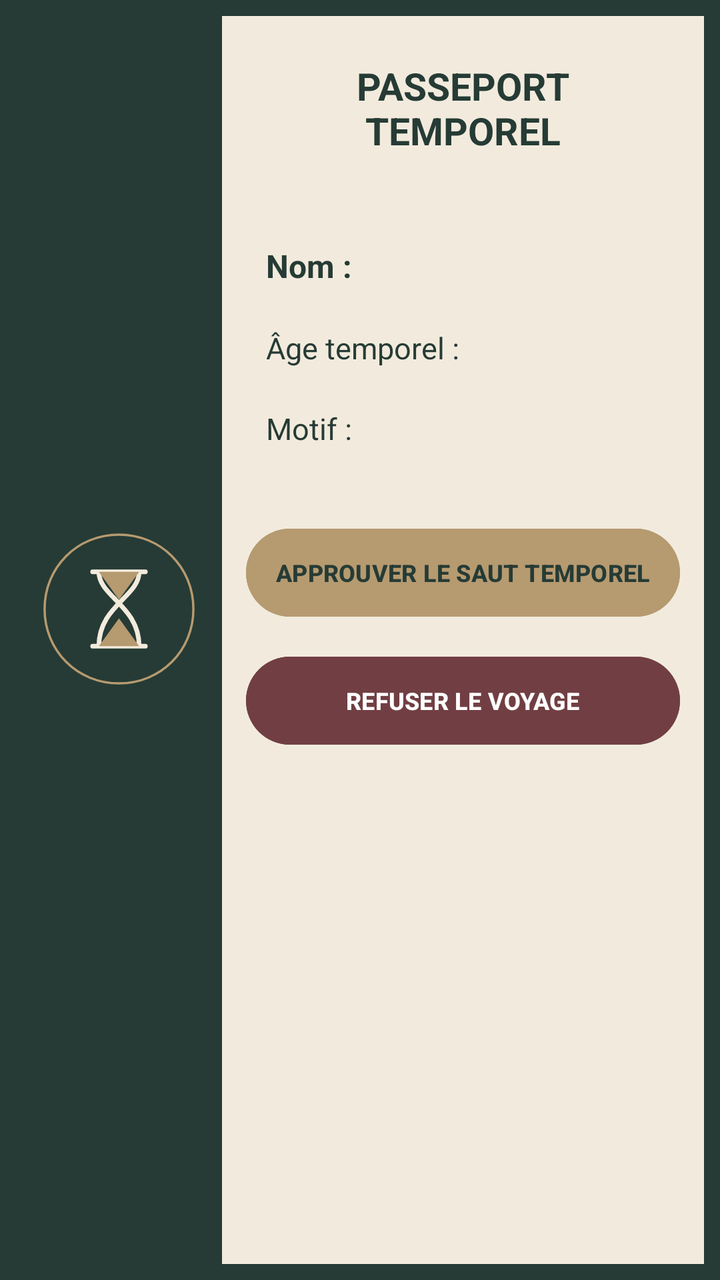
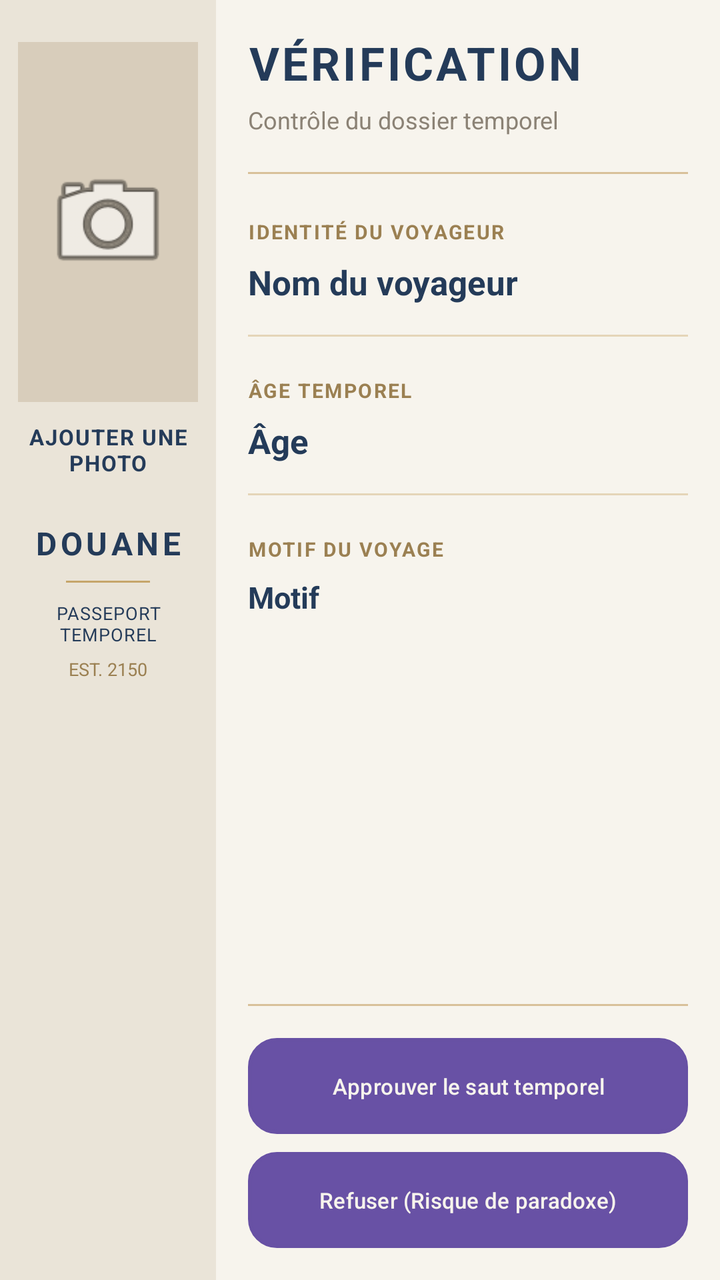

Compare the two renders of this Android layout. The source of the first and the diff that turns it into the second are given below.
<!-- AndroidManifest.xml: application theme Theme.DouaneTemporelle -->
<!-- res/layout/activity_verification.xml -->
<?xml version="1.0" encoding="utf-8"?>
<LinearLayout xmlns:android="http://schemas.android.com/apk/res/android"
    android:layout_width="match_parent"
    android:layout_height="match_parent"
    android:orientation="horizontal"
    android:background="#263B35"
    android:padding="8dp">

    
    <ImageView
        android:id="@+id/img_passeport_hs"
        android:layout_width="0dp"
        android:layout_height="match_parent"
        android:layout_weight="0.3"
        android:src="@drawable/ic_temporal_seal_hs"
        android:scaleType="fitCenter"
        android:background="#263B35"
        android:padding="5dp"
        android:contentDescription="Symbole du passeport temporel" />

    
    <RelativeLayout
        android:layout_width="0dp"
        android:layout_height="match_parent"
        android:layout_weight="0.7"
        android:padding="12dp"
        android:background="#F2EBDD">

        
        <TextView
            android:id="@+id/tv_titre_verification_hs"
            android:layout_width="match_parent"
            android:layout_height="wrap_content"
            android:text="PASSEPORT\nTEMPOREL"
            android:textColor="#263B35"
            android:textSize="19sp"
            android:textStyle="bold"
            android:gravity="center"
            android:padding="10dp" />

        
        <TextView
            android:id="@+id/tv_nom_verification_hs"
            android:layout_width="match_parent"
            android:layout_height="wrap_content"
            android:layout_below="@id/tv_titre_verification_hs"
            android:layout_marginTop="24dp"
            android:text="Nom :"
            android:textColor="#263B35"
            android:textSize="16sp"
            android:textStyle="bold"
            android:padding="10dp" />

        
        <TextView
            android:id="@+id/tv_age_verification_hs"
            android:layout_width="match_parent"
            android:layout_height="wrap_content"
            android:layout_below="@id/tv_nom_verification_hs"
            android:text="Âge temporel :"
            android:textColor="#263B35"
            android:textSize="15sp"
            android:padding="10dp" />

        
        <TextView
            android:id="@+id/tv_motif_verification_hs"
            android:layout_width="match_parent"
            android:layout_height="wrap_content"
            android:layout_below="@id/tv_age_verification_hs"
            android:text="Motif :"
            android:textColor="#263B35"
            android:textSize="15sp"
            android:padding="10dp" />

        
        <Button
            android:id="@+id/btn_approuver_hs"
            android:layout_width="match_parent"
            android:layout_height="wrap_content"
            android:layout_below="@id/tv_motif_verification_hs"
            android:layout_marginTop="26dp"
            android:text="APPROUVER LE SAUT TEMPOREL"
            android:textColor="#263B35"
            android:textSize="12sp"
            android:textStyle="bold"
            android:backgroundTint="#B69A70"
            android:minHeight="52dp"
            android:padding="8dp" />

        
        <Button
            android:id="@+id/btn_refuser_hs"
            android:layout_width="match_parent"
            android:layout_height="wrap_content"
            android:layout_below="@id/btn_approuver_hs"
            android:layout_marginTop="12dp"
            android:text="REFUSER LE VOYAGE"
            android:textColor="#FFFFFF"
            android:textSize="12sp"
            android:textStyle="bold"
            android:backgroundTint="#713F43"
            android:minHeight="52dp"
            android:padding="8dp" />

    </RelativeLayout>

</LinearLayout>
<!-- resources referenced by this layout -->
<resources>
  <!-- drawable ic_temporal_seal_hs (drawable) -->
  <vector xmlns:android="http://schemas.android.com/apk/res/android"
      android:width="120dp"
      android:height="160dp"
      android:viewportWidth="120"
      android:viewportHeight="160">
  
      <path
          android:fillColor="#263B35"
          android:pathData="M60,4 C91,4 116,29 116,60 C116,91 91,116 60,116 C29,116 4,91 4,60 C4,29 29,4 60,4 Z" />
  
      <path
          android:strokeColor="#B69A70"
          android:strokeWidth="1.5"
          android:fillColor="#00000000"
          android:pathData="M60,12 C87,12 108,33 108,60 C108,87 87,108 60,108 C33,108 12,87 12,60 C12,33 33,12 60,12 Z" />
  
      <path
          android:strokeColor="#F2EBDD"
          android:strokeWidth="3"
          android:strokeLineCap="round"
          android:strokeLineJoin="round"
          android:fillColor="#00000000"
          android:pathData="M43,36 L77,36 M43,84 L77,84 M47,36 C47,52 73,58 73,84 M73,36 C73,52 47,58 47,84" />
  
      <path
          android:fillColor="#B69A70"
          android:pathData="M47,36 L73,36 L60,54 Z M47,84 L73,84 L60,66 Z" />
  
  </vector>
  <style name="Theme.DouaneTemporelle" parent="Base.Theme.DouaneTemporelle" />
  <style name="Base.Theme.DouaneTemporelle" parent="Theme.Material3.DayNight.NoActionBar">
          
          
      </style>
</resources>

<!-- the commit's change to res/layout/activity_verification.xml (unified diff, before → after) -->
@@ -3,105 +3,247 @@
     android:layout_width="match_parent"
     android:layout_height="match_parent"
     android:orientation="horizontal"
-    android:background="#263B35"
-    android:padding="8dp">
+    android:weightSum="1"
+    android:background="#F3F0E8">
 
     
-    <ImageView
-        android:id="@+id/img_passeport_hs"
+    <LinearLayout
         android:layout_width="0dp"
         android:layout_height="match_parent"
         android:layout_weight="0.3"
-        android:src="@drawable/ic_temporal_seal_hs"
-        android:scaleType="fitCenter"
-        android:background="#263B35"
-        android:padding="5dp"
-        android:contentDescription="Symbole du passeport temporel" />
+        android:orientation="vertical"
+        android:gravity="center_horizontal"
+        android:padding="9dp"
+        android:background="#EAE4D8">
+
+        
+        <ImageView
+            android:id="@+id/img_photo_hs"
+            android:layout_width="match_parent"
+            android:layout_height="180dp"
+            android:layout_marginTop="12dp"
+            android:src="@android:drawable/ic_menu_camera"
+            android:scaleType="fitCenter"
+            android:adjustViewBounds="true"
+            android:padding="12dp"
+            android:background="#D8CDBB"
+            android:contentDescription="Photo du voyageur"
+            android:clickable="true"
+            android:focusable="true" />
+
+        
+        <TextView
+            android:id="@+id/tv_ajouter_photo_hs"
+            android:layout_width="match_parent"
+            android:layout_height="wrap_content"
+            android:layout_marginTop="10dp"
+            android:text="AJOUTER UNE PHOTO"
+            android:textColor="#243B59"
+            android:textSize="11sp"
+            android:textStyle="bold"
+            android:gravity="center"
+            android:letterSpacing="0.06"
+            android:clickable="true"
+            android:focusable="true" />
+
+        
+        <TextView
+            android:layout_width="match_parent"
+            android:layout_height="wrap_content"
+            android:layout_marginTop="22dp"
+            android:text="DOUANE"
+            android:textColor="#243B59"
+            android:textSize="16sp"
+            android:textStyle="bold"
+            android:gravity="center"
+            android:letterSpacing="0.12" />
+
+        <View
+            android:layout_width="42dp"
+            android:layout_height="1dp"
+            android:layout_marginTop="8dp"
+            android:background="#C6A66B" />
+
+        <TextView
+            android:layout_width="match_parent"
+            android:layout_height="wrap_content"
+            android:layout_marginTop="9dp"
+            android:text="PASSEPORT TEMPOREL"
+            android:textColor="#243B59"
+            android:textSize="9sp"
+            android:gravity="center"
+            android:letterSpacing="0.04" />
+
+        <TextView
+            android:layout_width="match_parent"
+            android:layout_height="wrap_content"
+            android:layout_marginTop="5dp"
+            android:text="EST. 2150"
+            android:textColor="#9B8052"
+            android:textSize="9sp"
+            android:gravity="center" />
+
+    </LinearLayout>
 
     
     <RelativeLayout
         android:layout_width="0dp"
         android:layout_height="match_parent"
         android:layout_weight="0.7"
-        android:padding="12dp"
-        android:background="#F2EBDD">
-
-        
+        android:padding="16dp"
+        android:background="#F7F4ED">
+
         <TextView
             android:id="@+id/tv_titre_verification_hs"
             android:layout_width="match_parent"
             android:layout_height="wrap_content"
-            android:text="PASSEPORT\nTEMPOREL"
-            android:textColor="#263B35"
-            android:textSize="19sp"
-            android:textStyle="bold"
-            android:gravity="center"
-            android:padding="10dp" />
-
-        
+            android:layout_alignParentTop="true"
+            android:text="VÉRIFICATION"
+            android:textColor="#243B59"
+            android:textSize="23sp"
+            android:textStyle="bold"
+            android:letterSpacing="0.06" />
+
+        <TextView
+            android:id="@+id/tv_sous_titre_verification_hs"
+            android:layout_width="match_parent"
+            android:layout_height="wrap_content"
+            android:layout_below="@id/tv_titre_verification_hs"
+            android:layout_marginTop="5dp"
+            android:text="Contrôle du dossier temporel"
+            android:textColor="#8B8275"
+            android:textSize="12sp" />
+
+        <View
+            android:id="@+id/view_separateur_hs"
+            android:layout_width="match_parent"
+            android:layout_height="1dp"
+            android:layout_below="@id/tv_sous_titre_verification_hs"
+            android:layout_marginTop="18dp"
+            android:background="#D8C19A" />
+
+        <TextView
+            android:id="@+id/tv_label_passager_hs"
+            android:layout_width="match_parent"
+            android:layout_height="wrap_content"
+            android:layout_below="@id/view_separateur_hs"
+            android:layout_marginTop="22dp"
+            android:text="IDENTITÉ DU VOYAGEUR"
+            android:textColor="#9B8052"
+            android:textSize="10sp"
+            android:textStyle="bold"
+            android:letterSpacing="0.08" />
+
         <TextView
             android:id="@+id/tv_nom_verification_hs"
             android:layout_width="match_parent"
             android:layout_height="wrap_content"
-            android:layout_below="@id/tv_titre_verification_hs"
-            android:layout_marginTop="24dp"
-            android:text="Nom :"
-            android:textColor="#263B35"
-            android:textSize="16sp"
-            android:textStyle="bold"
-            android:padding="10dp" />
-
-        
+            android:layout_below="@id/tv_label_passager_hs"
+            android:layout_marginTop="7dp"
+            android:text="Nom du voyageur"
+            android:textColor="#243B59"
+            android:textSize="17sp"
+            android:textStyle="bold" />
+
+        <View
+            android:id="@+id/view_ligne_nom_hs"
+            android:layout_width="match_parent"
+            android:layout_height="1dp"
+            android:layout_below="@id/tv_nom_verification_hs"
+            android:layout_marginTop="15dp"
+            android:background="#E5D5B8" />
+
+        <TextView
+            android:id="@+id/tv_label_age_hs"
+            android:layout_width="match_parent"
+            android:layout_height="wrap_content"
+            android:layout_below="@id/view_ligne_nom_hs"
+            android:layout_marginTop="20dp"
+            android:text="ÂGE TEMPOREL"
+            android:textColor="#9B8052"
+            android:textSize="10sp"
+            android:textStyle="bold"
+            android:letterSpacing="0.08" />
+
         <TextView
             android:id="@+id/tv_age_verification_hs"
             android:layout_width="match_parent"
             android:layout_height="wrap_content"
-            android:layout_below="@id/tv_nom_verification_hs"
-            android:text="Âge temporel :"
-            android:textColor="#263B35"
+            android:layout_below="@id/tv_label_age_hs"
+            android:layout_marginTop="7dp"
+            android:text="Âge"
+            android:textColor="#243B59"
+            android:textSize="17sp"
+            android:textStyle="bold" />
+
+        <View
+            android:id="@+id/view_ligne_age_hs"
+            android:layout_width="match_parent"
+            android:layout_height="1dp"
+            android:layout_below="@id/tv_age_verification_hs"
+            android:layout_marginTop="15dp"
+            android:background="#E5D5B8" />
+
+        <TextView
+            android:id="@+id/tv_label_motif_hs"
+            android:layout_width="match_parent"
+            android:layout_height="wrap_content"
+            android:layout_below="@id/view_ligne_age_hs"
+            android:layout_marginTop="20dp"
+            android:text="MOTIF DU VOYAGE"
+            android:textColor="#9B8052"
+            android:textSize="10sp"
+            android:textStyle="bold"
+            android:letterSpacing="0.08" />
+
+        <TextView
+            android:id="@+id/tv_motif_verification_hs"
+            android:layout_width="match_parent"
+            android:layout_height="wrap_content"
+            android:layout_below="@id/tv_label_motif_hs"
+            android:layout_marginTop="7dp"
+            android:text="Motif"
+            android:textColor="#243B59"
             android:textSize="15sp"
-            android:padding="10dp" />
-
-        
-        <TextView
-            android:id="@+id/tv_motif_verification_hs"
-            android:layout_width="match_parent"
-            android:layout_height="wrap_content"
-            android:layout_below="@id/tv_age_verification_hs"
-            android:text="Motif :"
-            android:textColor="#263B35"
-            android:textSize="15sp"
-            android:padding="10dp" />
-
-        
+            android:textStyle="bold" />
+
+        
+        <View
+            android:id="@+id/view_ligne_actions_hs"
+            android:layout_width="match_parent"
+            android:layout_height="1dp"
+            android:layout_above="@id/btn_approuver_hs"
+            android:layout_marginBottom="16dp"
+            android:background="#D8C19A" />
+
+        <Button
+            android:id="@+id/btn_refuser_hs"
+            android:layout_width="match_parent"
+            android:layout_height="wrap_content"
+            android:layout_alignParentBottom="true"
+            android:text="Refuser (Risque de paradoxe)"
+            android:textColor="#F7F4ED"
+            android:textSize="11sp"
+            android:textAllCaps="false"
+            android:background="@drawable/bg_bouton_hs"
+            android:backgroundTint="@null"
+            android:minHeight="48dp"
+            android:elevation="3dp" />
+
         <Button
             android:id="@+id/btn_approuver_hs"
             android:layout_width="match_parent"
             android:layout_height="wrap_content"
-            android:layout_below="@id/tv_motif_verification_hs"
-            android:layout_marginTop="26dp"
-            android:text="APPROUVER LE SAUT TEMPOREL"
-            android:textColor="#263B35"
-            android:textSize="12sp"
-            android:textStyle="bold"
-            android:backgroundTint="#B69A70"
-            android:minHeight="52dp"
-            android:padding="8dp" />
-
-        
-        <Button
-            android:id="@+id/btn_refuser_hs"
-            android:layout_width="match_parent"
-            android:layout_height="wrap_content"
-            android:layout_below="@id/btn_approuver_hs"
-            android:layout_marginTop="12dp"
-            android:text="REFUSER LE VOYAGE"
-            android:textColor="#FFFFFF"
-            android:textSize="12sp"
-            android:textStyle="bold"
-            android:backgroundTint="#713F43"
-            android:minHeight="52dp"
-            android:padding="8dp" />
+            android:layout_above="@id/btn_refuser_hs"
+            android:layout_marginBottom="9dp"
+            android:text="Approuver le saut temporel"
+            android:textColor="#F7F4ED"
+            android:textSize="11sp"
+            android:textAllCaps="false"
+            android:background="@drawable/bg_bouton_hs"
+            android:backgroundTint="@null"
+            android:minHeight="48dp"
+            android:elevation="3dp" />
 
     </RelativeLayout>
 
<!-- resource entries referenced after the edit -->
@@ -1,35 +1,38 @@
 <!-- resources referenced by this layout -->
 <resources>
-  <!-- drawable ic_temporal_seal_hs (drawable) -->
-  <vector xmlns:android="http://schemas.android.com/apk/res/android"
-      android:width="120dp"
-      android:height="160dp"
-      android:viewportWidth="120"
-      android:viewportHeight="160">
+  <!-- drawable bg_bouton_hs (drawable) -->
+  <?xml version="1.0" encoding="utf-8"?>
+  <layer-list xmlns:android="http://schemas.android.com/apk/res/android">
   
-      <path
-          android:fillColor="#263B35"
-          android:pathData="M60,4 C91,4 116,29 116,60 C116,91 91,116 60,116 C29,116 4,91 4,60 C4,29 29,4 60,4 Z" />
+      <item>
+          <shape android:shape="rectangle">
+              <corners android:radius="14dp"/>
+              <gradient
+                  android:angle="0"
+                  android:startColor="#243B59"
+                  android:endColor="#14263D"
+                  android:type="linear"/>
+              <stroke
+                  android:width="1dp"
+                  android:color="#C6A66B"/>
+          </shape>
+      </item>
   
-      <path
-          android:strokeColor="#B69A70"
-          android:strokeWidth="1.5"
-          android:fillColor="#00000000"
-          android:pathData="M60,12 C87,12 108,33 108,60 C108,87 87,108 60,108 C33,108 12,87 12,60 C12,33 33,12 60,12 Z" />
+      <item
+          android:left="1dp"
+          android:top="1dp"
+          android:right="1dp"
+          android:bottom="1dp">
+          <shape android:shape="rectangle">
+              <corners android:radius="13dp"/>
+              <stroke
+                  android:width="1dp"
+                  android:color="#35FFFFFF"/>
+              <solid android:color="#08FFFFFF"/>
+          </shape>
+      </item>
   
-      <path
-          android:strokeColor="#F2EBDD"
-          android:strokeWidth="3"
-          android:strokeLineCap="round"
-          android:strokeLineJoin="round"
-          android:fillColor="#00000000"
-          android:pathData="M43,36 L77,36 M43,84 L77,84 M47,36 C47,52 73,58 73,84 M73,36 C73,52 47,58 47,84" />
-  
-      <path
-          android:fillColor="#B69A70"
-          android:pathData="M47,36 L73,36 L60,54 Z M47,84 L73,84 L60,66 Z" />
-  
-  </vector>
+  </layer-list>
   <style name="Theme.DouaneTemporelle" parent="Base.Theme.DouaneTemporelle" />
   <style name="Base.Theme.DouaneTemporelle" parent="Theme.Material3.DayNight.NoActionBar">
           
